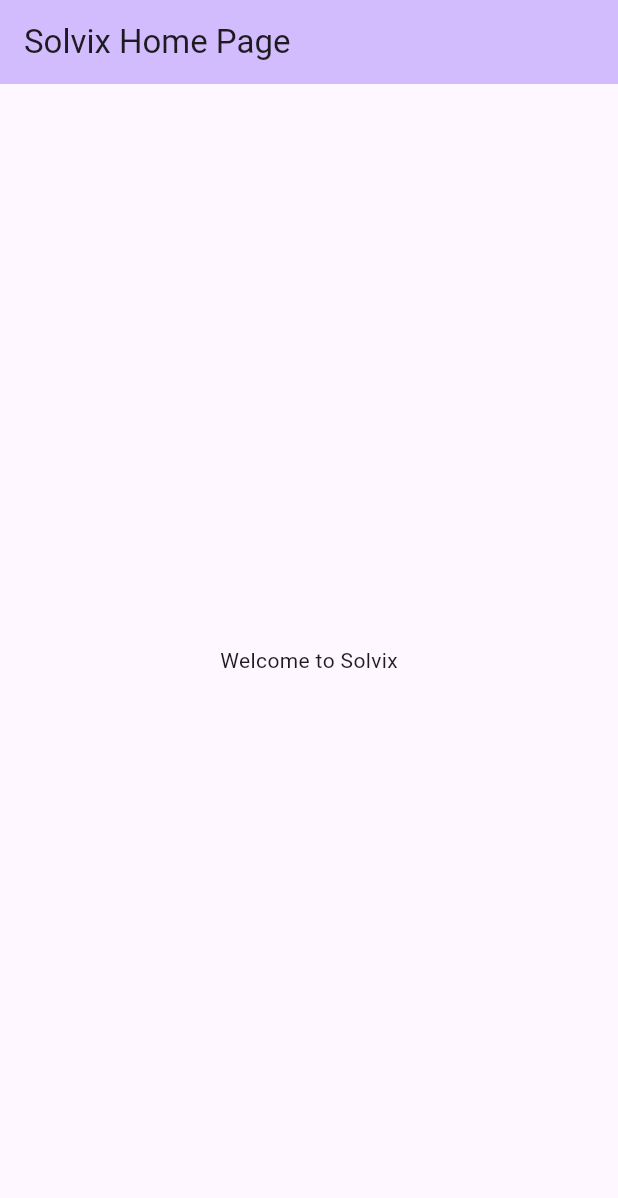
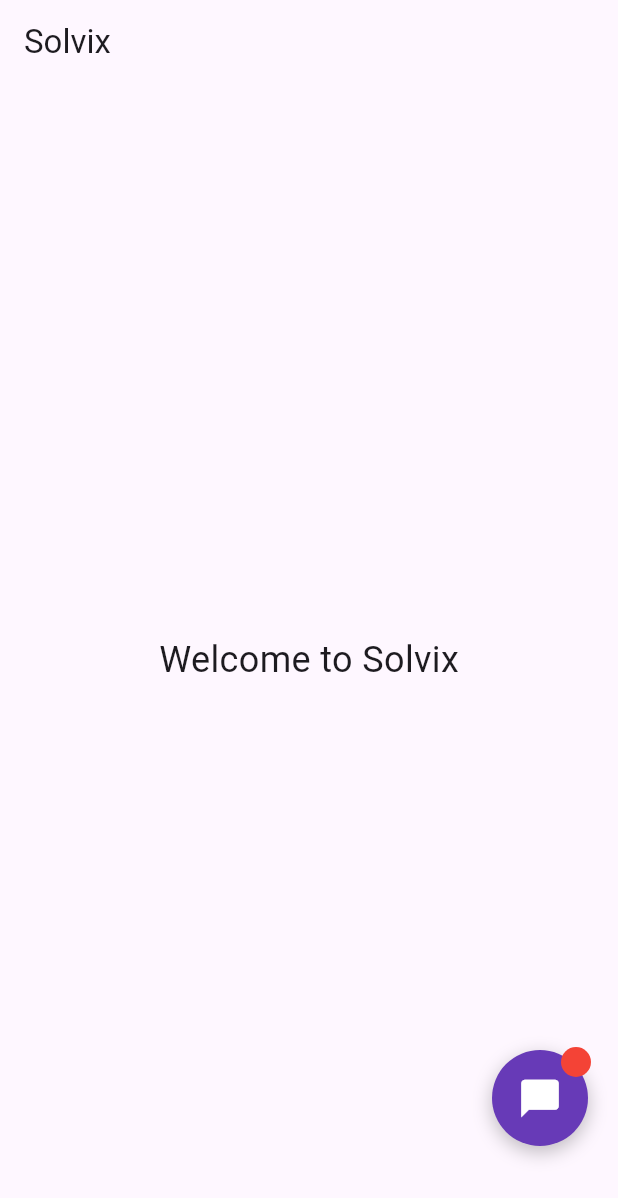
Before and after one commit to chancenotaro/Solvix, a Flutter app: the screen it shows after launch, on a phone screen of 412 x 824 dp. Shown: the top 1198 px of the screen. Run offline on Flutter 3.47's test engine with Material 3 defaults, Android fonts, the phone set to English and light mode, and no system bars.

Commit message:
Add floating Lumen chat bubble

```diff
--- a/lib/main.dart
+++ b/lib/main.dart
@@ -1,11 +1,12 @@
 import 'package:flutter/material.dart';
+import 'widgets/lumen_bubble.dart';
 
 void main() {
-  runApp(const MyApp());
+  runApp(const SolvixApp());
 }
 
-class MyApp extends StatelessWidget {
-  const MyApp({super.key});
+class SolvixApp extends StatelessWidget {
+  const SolvixApp({super.key});
 
   // This widget is the root of your application.
   @override
@@ -13,56 +14,35 @@
     return MaterialApp(
       title: 'Solvix',
       theme: ThemeData(
-        // This is the theme of your application.
-        //
-        // TRY THIS: Try running your application with "flutter run". You'll see
-        // the application has a purple toolbar. Then, without quitting the app,
-        // try changing the seedColor in the colorScheme below to Colors.green
-        // and then invoke "hot reload" (save your changes or press the "hot
-        // reload" button in a Flutter-supported IDE, or press "r" if you used
-        // the command line to start the app).
-        //
-        // Notice that the counter didn't reset back to zero; the application
-        // state is not lost during the reload. To reset the state, use hot
-        // restart instead.
-        //
-        // This works for code too, not just values: Most code changes can be
-        // tested with just a hot reload.
-        colorScheme: .fromSeed(seedColor: Colors.deepPurple),
+        colorScheme: .fromSeed(
+          seedColor: Colors.deepPurple
       ),
-      home: const MyHomePage(title: 'Solvix Home Page'),
+    ),
+    home: const SolvixHomePage(),
     );
   }
 }
 
-class MyHomePage extends StatelessWidget {
-  const MyHomePage({super.key, required this.title});
-
-  final String title;
+class SolvixHomePage extends StatelessWidget {
+  const SolvixHomePage({super.key});
 
   @override
   Widget build(BuildContext context) {
-    // This method is rerun every time setState is called, for instance as done
-    // by the _incrementCounter method above.
-    //
-    // The Flutter framework has been optimized to make rerunning build methods
-    // fast, so that you can just rebuild anything that needs updating rather
-    // than having to individually change instances of widgets.
     return Scaffold(
       appBar: AppBar(
-        // TRY THIS: Try changing the color here to a specific color (to
-        // Colors.amber, perhaps?) and trigger a hot reload to see the AppBar
-        // change color while the other colors stay the same.
-        backgroundColor: Theme.of(context).colorScheme.inversePrimary,
-        // Here we take the value from the MyHomePage object that was created by
-        // the App.build method, and use it to set our appbar title.
-        title: Text(title),
+        title: Text('Solvix'),
       ),
-      body: const Center(
-        child: Text('Welcome to Solvix'),
-        // Center is a layout widget. It takes a single child and positions it
-        // in the middle of the parent.
+      body: Stack(
+        children: [
+          const Center(
+            child: Text(
+              'Welcome to Solvix',
+              style: TextStyle(fontSize: 24),
+            ),
           ),
+          const LumenBubble(),
+        ],
+      ),
     );
   }
 }
--- /dev/null
+++ b/lib/widgets/lumen_bubble.dart
@@ -0,0 +1,71 @@
+import 'package:flutter/material.dart';
+
+class LumenBubble extends StatefulWidget {
+  const LumenBubble({super.key});
+
+  @override
+  State<LumenBubble> createState() => _LumenBubbleState();
+}
+
+class _LumenBubbleState extends State<LumenBubble> {
+  Offset? position;
+
+  @override
+  Widget build(BuildContext context) {
+    final screenSize = MediaQuery.sizeOf(context);
+
+    position ??= Offset(
+      screenSize.width - 84,
+      screenSize.height - 180,
+    );
+
+    return Positioned(
+      left: position!.dx,
+      top: position!.dy,
+      child: GestureDetector(
+        onPanUpdate: (details) {
+          setState(() {
+            position = position! + details.delta;
+          });
+        },
+        child: Stack(
+          clipBehavior: Clip.none,
+          children: [
+            Container(
+              width: 64,
+              height: 64,
+              decoration: BoxDecoration(
+                color: Colors.deepPurple,
+                shape: BoxShape.circle,
+                boxShadow: [
+                  BoxShadow(
+                    color: Colors.black.withValues(alpha: 0.25),
+                    blurRadius: 10,
+                    offset: const Offset(0, 4),
+                  ),
+                ],
+              ),
+              child: const Icon(
+                Icons.chat_bubble,
+                color: Colors.white,
+                size: 30,
+              ),
+            ),
+            Positioned(
+              right: -2,
+              top: -2,
+              child: Container(
+                width: 20,
+                height: 20,
+                decoration: const BoxDecoration(
+                  color: Colors.red,
+                  shape: BoxShape.circle,
+                ),
+              ),
+            ),
+          ],
+        ),
+      ),
+    );
+  }
+}
```
Also changed, not shown: 1 other file.
